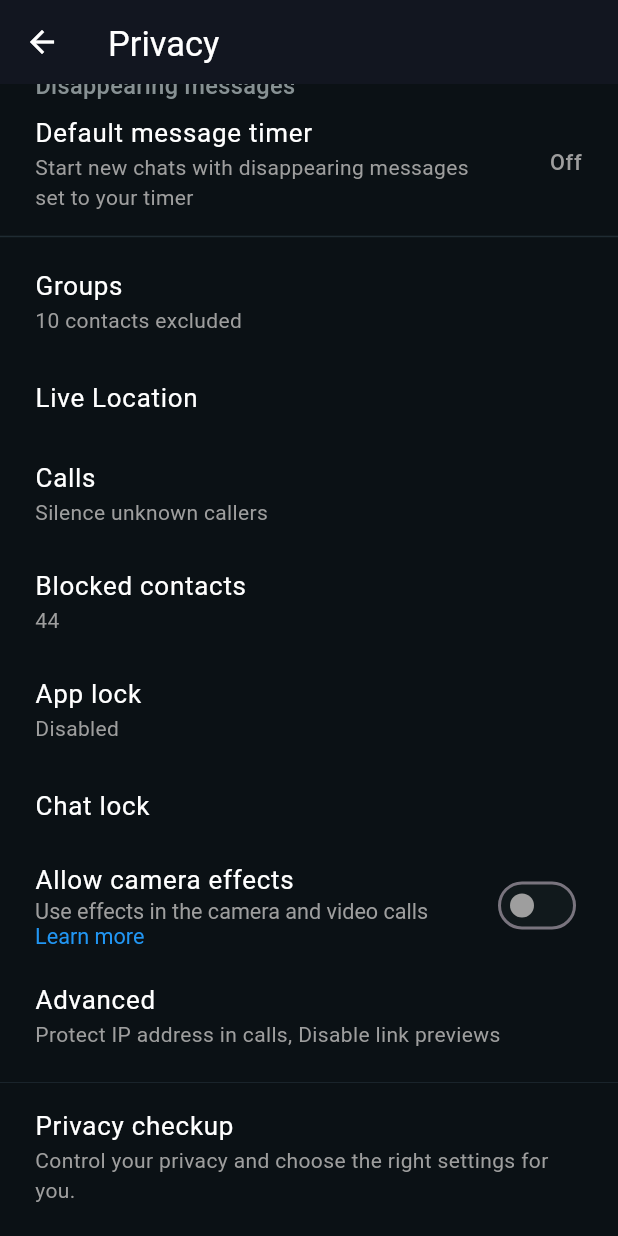
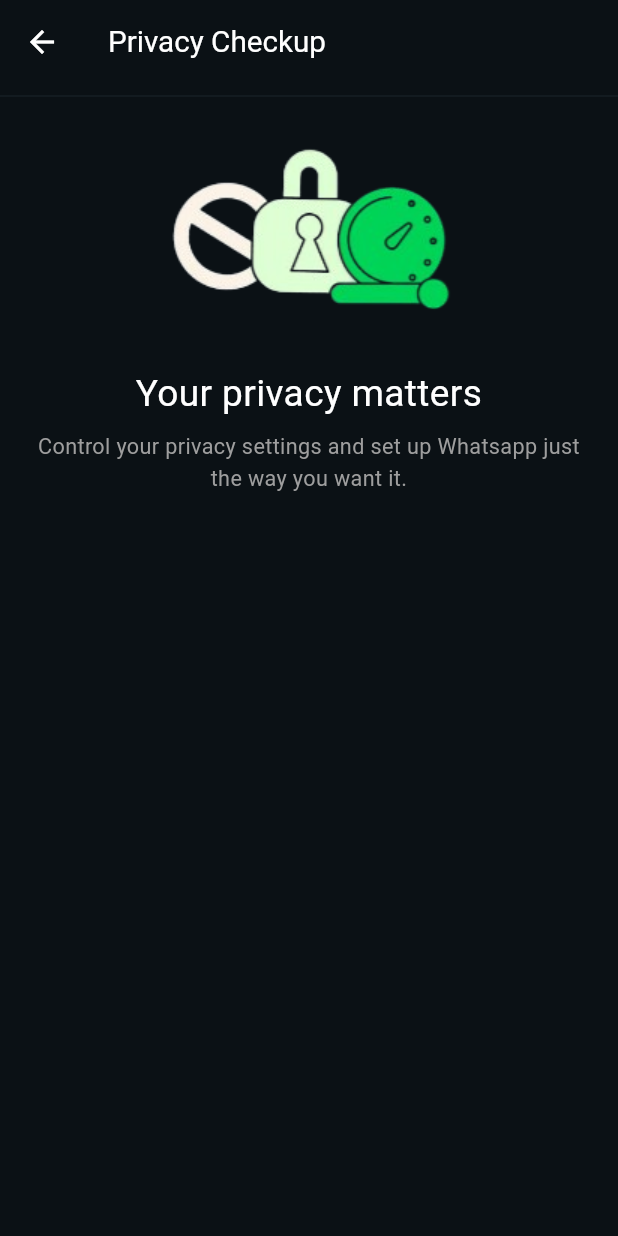
Before and after one commit to kartikkumarofficial/Whatsapp-Clone-Flutter, a Flutter app: the PrivacyPage screen opened directly, scrolled down 503 dp, after a tap on "Privacy checkup", on a phone screen of 412 x 824 dp. Run offline on Flutter 3.47's test engine with Material 3 defaults, Android fonts, the phone set to English and light mode, and no system bars; our stand-ins replace badges, font_awesome_flutter, get, image_picker.

Commit message:
privacy settings

```diff
--- a/lib/pages/DrawerScreens/settings/Privacy/ChatLock.dart
+++ b/lib/pages/DrawerScreens/settings/Privacy/ChatLock.dart
@@ -65,15 +65,18 @@ class _ChatLockPageState extends State<ChatLockPage> {
                     ),
                     TextSpan(
                       text: 'Learn more',
-                      style: TextStyle(color: Colors.blue),
+                      style: TextStyle(color: Colors.lightBlueAccent),
                     ),
 
                   ]
                   )),
             ),
-            Divider(
-              thickness: 0.5,
-              color: Color.fromARGB(255, 31, 43, 50),
+            Padding(
+              padding:  EdgeInsets.only(top: 20,bottom: 20),
+              child: Divider(
+                thickness: 0.5,
+                color: Color.fromARGB(255, 31, 43, 50),
+              ),
             ),
             ListTile(
               subtitle: Text('If you forgot your secret code, you can clear it. This will also unlock and clear messages, photos and videos in locked chats.',
--- a/lib/pages/DrawerScreens/settings/Privacy/Privacy.dart
+++ b/lib/pages/DrawerScreens/settings/Privacy/Privacy.dart
@@ -8,6 +8,7 @@ import 'package:whatsappclone/pages/DrawerScreens/settings/Privacy/ChatLock.dart
 import 'package:whatsappclone/pages/DrawerScreens/settings/Privacy/Groups.dart';
 import 'package:whatsappclone/pages/DrawerScreens/settings/Privacy/LastSeenAndOnline.dart';
 import 'package:whatsappclone/pages/DrawerScreens/settings/Privacy/LiveLocation.dart';
+import 'package:whatsappclone/pages/DrawerScreens/settings/Privacy/PrivacyCheckup.dart';
 import 'package:whatsappclone/pages/DrawerScreens/settings/Privacy/ProfilePhoto.dart';
 import 'package:whatsappclone/pages/UpdatesPage/StatusPrivacy.dart';
 import 'package:whatsappclone/widgets.dart';
@@ -424,6 +425,7 @@ class _PrivacyPageState extends State<PrivacyPage> {
                 ),
               ),
               onTap: (){
+                Get.to(PrivacyCheckupPage());
               },
             ),
             SizedBox(height: srcwidth*0.03,),
--- a/lib/pages/DrawerScreens/settings/Privacy/PrivacyCheckup.dart
+++ b/lib/pages/DrawerScreens/settings/Privacy/PrivacyCheckup.dart
@@ -0,0 +1,69 @@
+import 'package:flutter/material.dart';
+import 'package:get/get.dart';
+
+
+class PrivacyCheckupPage extends StatefulWidget {
+  const PrivacyCheckupPage({super.key});
+
+  @override
+  State<PrivacyCheckupPage> createState() => _PrivacyCheckupPageState();
+}
+
+class _PrivacyCheckupPageState extends State<PrivacyCheckupPage> {
+  @override
+  Widget build(BuildContext context) {
+    var srcheight = MediaQuery.of(context).size.height;
+    var srcwidth = MediaQuery.of(context).size.width;
+    var srcsize = MediaQuery.of(context).size;
+    return Scaffold(
+      appBar: AppBar(
+        backgroundColor: Color.fromARGB(255, 11, 17, 21),
+        title: Text(
+          'Privacy Checkup',
+          style: TextStyle(
+            color: Colors.white,
+            fontSize: srcwidth * 0.048,
+          ),
+        ),
+        leading: IconButton(
+          onPressed: () {
+            Navigator.pop(context);
+          },
+          icon: Icon(
+            Icons.arrow_back,
+            color: Colors.white,
+          ),
+        ),
+      ),
+      body: Container(
+        color: Color.fromARGB(255, 11, 17, 21),
+        height: double.infinity,
+        width: double.infinity,
+        child: ListView(
+          // physics: const BouncingScrollPhysics(),
+          children: [
+            Divider(
+              thickness: 0.5,
+              color: Color.fromARGB(255, 31, 43, 50),
+            ),
+            Image.asset('assets/images/privacycheckup.png',height: srcheight*0.2,),
+
+            Padding(
+              padding: const EdgeInsets.only(top: 8.0),
+              child: Text('''Your privacy matters''',style: TextStyle(color: Colors.white,fontSize: srcwidth*0.06),textAlign: TextAlign.center,),
+            ),
+            Padding(
+              padding: const EdgeInsets.only(top: 8.0,left: 15,right: 15),
+              child: Text('Control your privacy settings and set up Whatsapp just the way you want it. ',style: TextStyle(color: Colors.grey,fontSize: srcwidth*0.035),textAlign: TextAlign.center,),
+            ),
+
+
+
+
+
+
+          ],
+        ),
+      ),
+    );
+  }}
```
Also changed, not shown: assets/images/privacycheckup.png (added).
